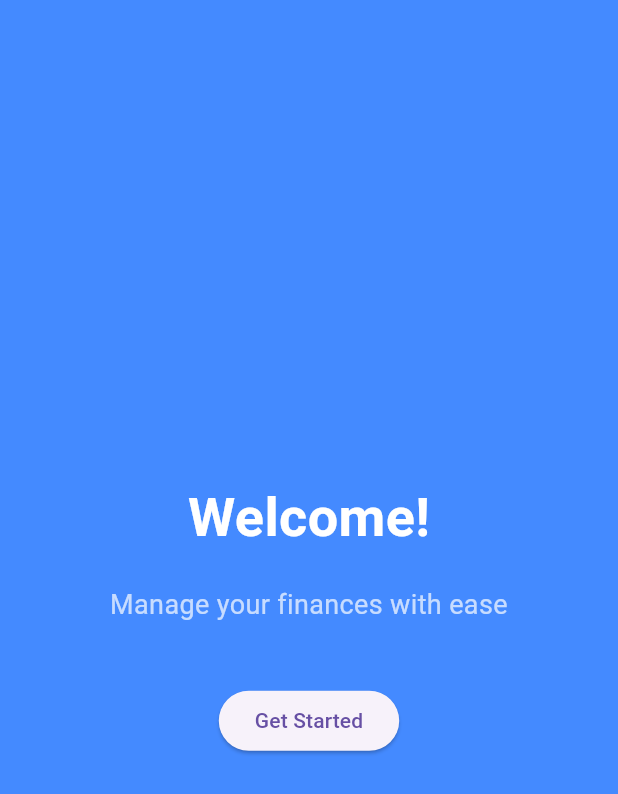
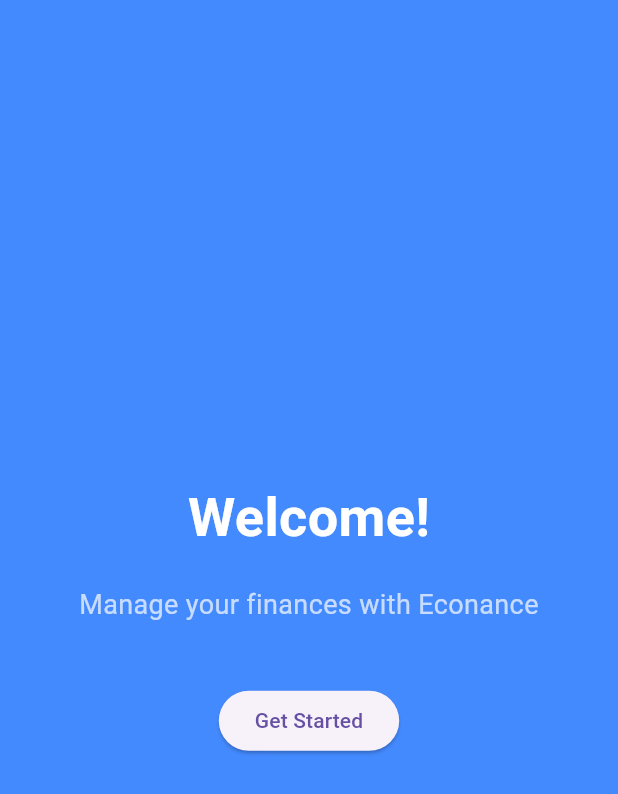
Before and after one commit to omatheusolegario/econance-app, a Flutter app: the screen it shows after launch, on a phone screen of 412 x 824 dp. Shown: the top 794 px of the screen. Run offline on Flutter 3.47's test engine with Material 3 defaults, Android fonts, the phone set to English and light mode, and no system bars; our stand-ins replace firebase_core; accounts and stored records are empty.

```diff
--- a/lib/welcome_page.dart
+++ b/lib/welcome_page.dart
@@ -21,7 +21,7 @@ class WelcomePage extends StatelessWidget {
             ),
             const SizedBox(height: 20),
             const Text(
-              "Manage your finances with ease",
+              "Manage your finances with Econance",
               style: TextStyle(fontSize: 18, color: Colors.white70),
               textAlign: TextAlign.center,
             ),
```
